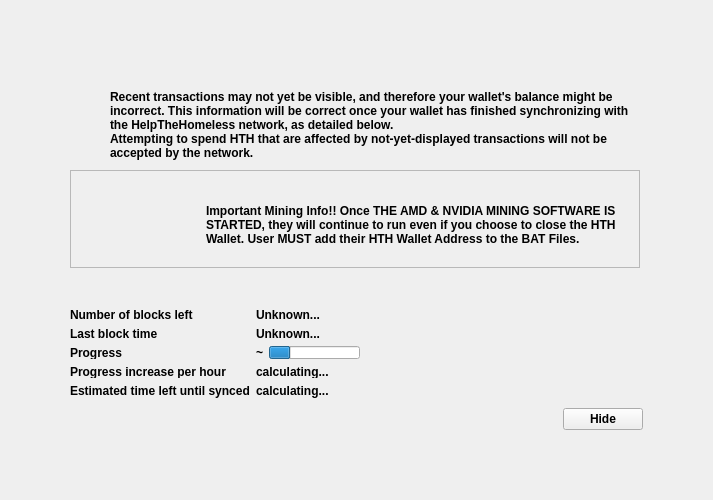
First picture: the form in src/qt/forms/modaloverlay.ui, repository HTHcoin/helpthehomelesscoin, before the edit.
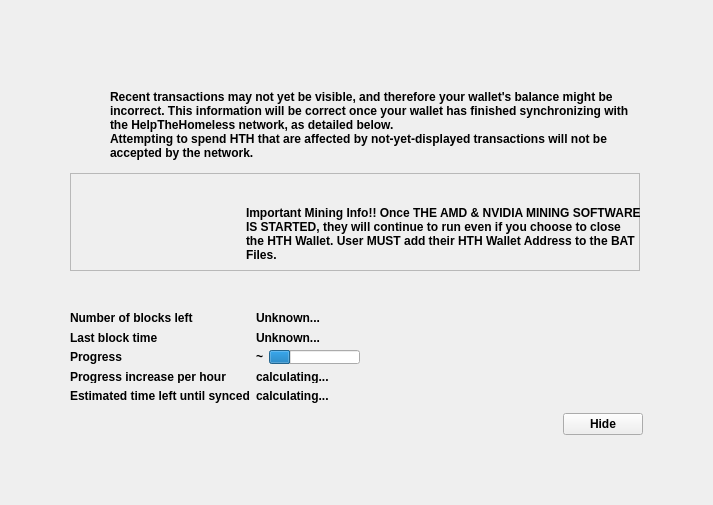
Second picture: the form after the edit. Icons and pictures are not drawn. Custom widgets are drawn as their Qt base class.

Patch:
```diff
--- a/src/qt/forms/modaloverlay.ui
+++ b/src/qt/forms/modaloverlay.ui
@@ -7,7 +7,7 @@
     <x>0</x>
     <y>0</y>
     <width>713</width>
-    <height>500</height>
+    <height>505</height>
    </rect>
   </property>
   <property name="windowTitle">
@@ -264,7 +264,7 @@
                </property>
                <property name="sizeHint" stdset="0">
                 <size>
-                 <width>90</width>
+                 <width>130</width>
                  <height>20</height>
                 </size>
                </property>
@@ -302,7 +302,7 @@
                  <property name="sizeHint" stdset="0">
                   <size>
                    <width>20</width>
-                   <height>16</height>
+                   <height>5</height>
                   </size>
                  </property>
                 </spacer>
```
